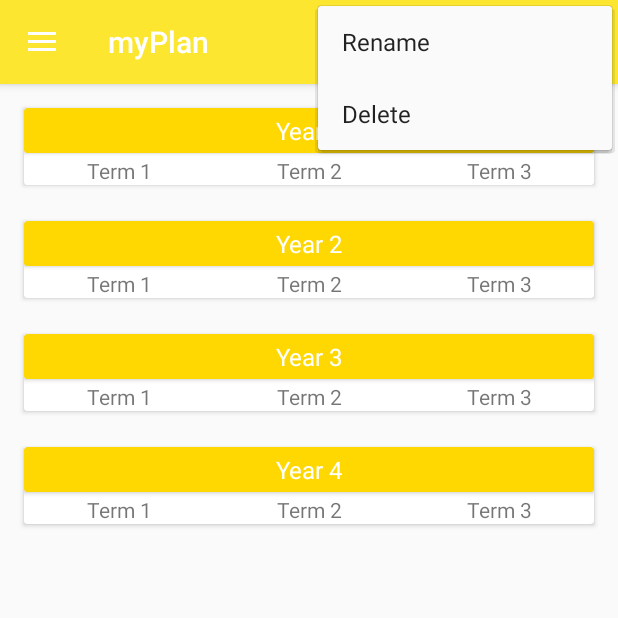
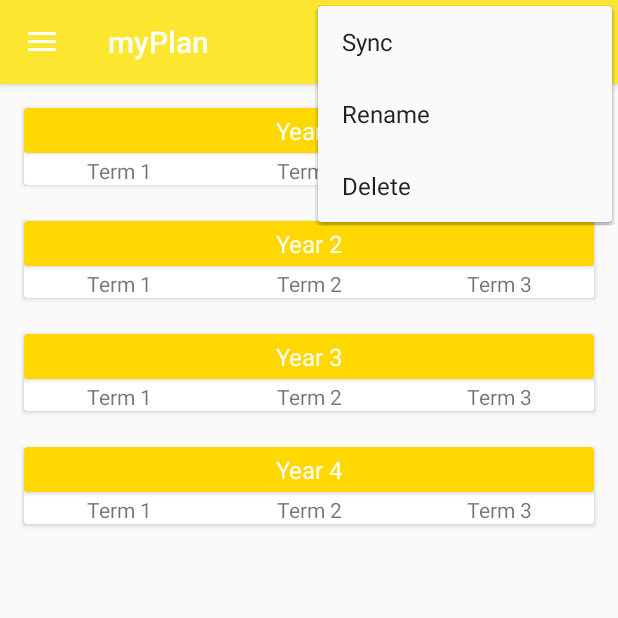
Before and after one commit to conewaffle/MyDegree, an Android app: the Plan screen opened directly, with no data from a screen before it, with the options menu open, on a phone screen of 412 x 824 dp, the top half of it. Run offline under Robolectric (Android 15) with nearby library versions, the phone set to English and light mode, and no system bars; our stand-ins replace Firebase (no records; nobody signed in at launch, a user with empty details on screens opened directly), Room's generated code; 1 statement that could not run was skipped.

Commit message:
menu sync works

```diff
--- a/app/src/main/res/menu/main.xml
+++ b/app/src/main/res/menu/main.xml
@@ -5,7 +5,8 @@
     <item
         android:id="@+id/action_rename"
         android:title="Rename"
-        app:showAsAction="never" />
+        app:showAsAction="never"
+        android:orderInCategory="100"/>
     <item
         android:id="@+id/action_delete"
         android:icon="@drawable/delete_icon"
@@ -21,6 +22,12 @@
         android:title="Add"
         app:showAsAction="always" />
     <item
+        android:id="@+id/action_sync"
+        android:icon="@android:drawable/ic_popup_sync"
+        android:title="Sync"
+        app:showAsAction="never"
+        android:orderInCategory="50"/>
+    <item
         android:id="@+id/action_spinner"
         android:background="@color/colorPrimary"
         android:icon="@drawable/program_icon"
```
Also changed, not shown: app/src/main/java/com/example/mydegree/Plan/Plan.java (+18 -0 lines).
